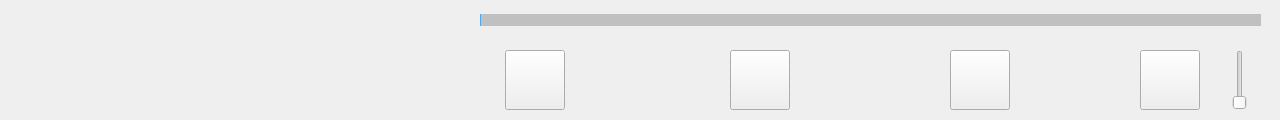
Above: play_interface.ui from ZZHENJIE/ZMBOX before the change. Below: the same form after it.
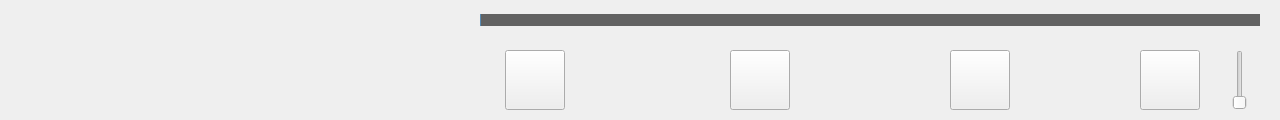
That is the form after the change. Icons and pictures are not drawn.

Patch:
```diff
--- a/play_interface.ui
+++ b/play_interface.ui
@@ -18,8 +18,8 @@
     <rect>
      <x>480</x>
      <y>0</y>
-     <width>781</width>
-     <height>41</height>
+     <width>780</width>
+     <height>40</height>
     </rect>
    </property>
    <property name="styleSheet">
@@ -27,7 +27,7 @@
 		height: 12px; 
 		left: 0px; 
 		right: 0px; 
-		background:rgba(0,0,0,50);
+		background:rgba(0,0,0,150);
  } 
  QSlider::handle:horizontal{ 
 		width:  30px; 
@@ -39,14 +39,18 @@
  		border-image:url(:/Resource/Rect.png);
 } 
 QSlider::sub-page:horizontal{
-	   background:rgba(80,166,234,1);
-}
-
-</string>
+	   background:rgba(80,166,234,150);
+}</string>
    </property>
    <property name="maximum">
     <number>100</number>
    </property>
+   <property name="singleStep">
+    <number>1</number>
+   </property>
+   <property name="value">
+    <number>0</number>
+   </property>
    <property name="orientation">
     <enum>Qt::Horizontal</enum>
    </property>
```
Left out of the diff: 11 changed lines with no effect on the pictures.
